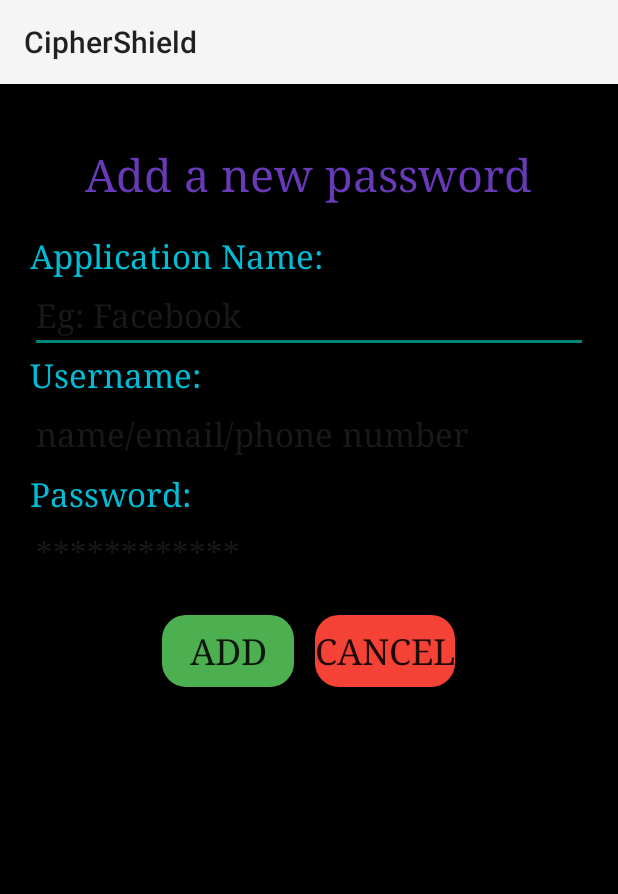
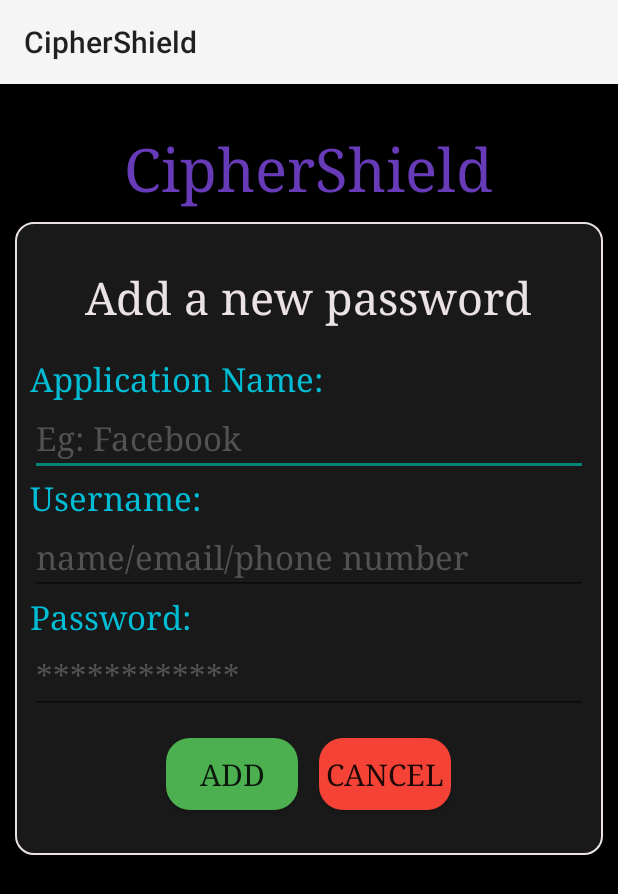
Before and after one commit to babithakur/CipherShield, an Android app: the AddPassword screen opened directly, with no data from a screen before it, on a phone screen of 412 x 824 dp. Shown: the top 894 px of the screen. Run offline under Robolectric (Android 15) with nearby library versions, the phone set to English and light mode, and no system bars.

```diff
--- a/app/src/main/AndroidManifest.xml
+++ b/app/src/main/AndroidManifest.xml
@@ -12,6 +12,9 @@
         android:supportsRtl="true"
         android:theme="@style/Theme.CipherShield"
         tools:targetApi="31">
+        <activity
+            android:name=".ViewPasswords"
+            android:exported="false" />
         <activity
             android:name=".AddPassword"
             android:exported="false" />
--- a/app/src/main/java/com/example/ciphershield/AddPassword.java
+++ b/app/src/main/java/com/example/ciphershield/AddPassword.java
@@ -1,8 +1,13 @@
 package com.example.ciphershield;
 
+import android.content.SharedPreferences;
 import android.os.Bundle;
+import android.view.View;
+import android.widget.Button;
+import android.widget.EditText;
 
 import androidx.activity.EdgeToEdge;
+import androidx.appcompat.app.AlertDialog;
 import androidx.appcompat.app.AppCompatActivity;
 import androidx.core.graphics.Insets;
 import androidx.core.view.ViewCompat;
@@ -14,5 +19,43 @@ public class AddPassword extends AppCompatActivity {
     protected void onCreate(Bundle savedInstanceState) {
         super.onCreate(savedInstanceState);
         setContentView(R.layout.activity_add_password);
+        Button btnAdd = findViewById(R.id.btnAdd);
+        Button btnCancel = findViewById(R.id.btnCancel);
+        EditText appName = findViewById(R.id.applicationName);
+        EditText username = findViewById(R.id.applicationUsername);
+        EditText password = findViewById(R.id.applicationPassword);
+        DbHelper helper = new DbHelper(this);
+        btnCancel.setOnClickListener(new View.OnClickListener(){
+            @Override
+            public void onClick(View view){
+                finish();
+            }
+        });
+        btnAdd.setOnClickListener(new View.OnClickListener() {
+            @Override
+            public void onClick(View v) {
+                String app_name = appName.getText().toString();
+                String uname = username.getText().toString();
+                String passwd = password.getText().toString();
+                AESEncryption encryption = new AESEncryption();
+                String enc_passwd = "";
+                try {
+                    SharedPreferences prefs = getSharedPreferences("auth_prefs", MODE_PRIVATE);
+                    String savedPin = prefs.getString("user_pin", null);
+                    enc_passwd = encryption.encrypt(passwd, "1234");
+                    helper.addPassword(app_name, uname, enc_passwd);
+                    AlertDialog.Builder builder = new AlertDialog.Builder(AddPassword.this);
+                    builder.setTitle("CipherShield");
+                    builder.setMessage("Your password was added!");
+                    builder.setPositiveButton("OK", (dialog, which) -> {
+                        dialog.dismiss();
+                    });
+                    AlertDialog alert = builder.create();
+                    alert.show();
+                }catch (Exception ex){
+                    ex.printStackTrace();
+                }
+            }
+        });
     }
 }
--- a/app/src/main/java/com/example/ciphershield/MainActivity.java
+++ b/app/src/main/java/com/example/ciphershield/MainActivity.java
@@ -47,8 +47,10 @@ public class MainActivity extends AppCompatActivity {
                     if(option.equals("Add new password")){
                         Intent i = new Intent(MainActivity.this, AddPassword.class);
                         startActivity(i);
+                    }else if(option.equals("View passwords")){
+                        Intent i = new Intent(MainActivity.this, ViewPasswords.class);
+                        startActivity(i);
                     }
-
                 }
             });
         }
--- a/app/src/main/res/drawable/grid_item_border.xml
+++ b/app/src/main/res/drawable/grid_item_border.xml
@@ -2,6 +2,6 @@
 <shape xmlns:android="http://schemas.android.com/apk/res/android"
     android:shape="rectangle">
     <solid android:color="#1A1919" />         <!-- This sets the background fill color (black here) -->
-    <stroke android:width="1dp" android:color="#FFFFFF" /> <!-- This defines the border color and width (also black here) -->
+    <stroke android:width="1dp" android:color="#EBE3E3" /> <!-- This defines the border color and width (also black here) -->
     <corners android:radius="12dp" />
 </shape>
--- a/app/src/main/res/layout/activity_add_password.xml
+++ b/app/src/main/res/layout/activity_add_password.xml
@@ -5,7 +5,24 @@
     android:layout_height="match_parent"
     android:orientation="vertical"
     android:background="@color/black"
-    android:padding="20dp">
+    android:paddingTop="20dp">
+    <TextView
+        android:layout_width="wrap_content"
+        android:layout_height="wrap_content"
+        android:text="CipherShield"
+        android:textSize="40sp"
+        android:textFontWeight="300"
+        android:fontFamily="serif"
+        android:layout_gravity="center"
+        android:paddingTop="10dp"
+        android:textColor="@color/purple"/>
+    <LinearLayout
+        android:layout_width="match_parent"
+        android:layout_height="wrap_content"
+        android:orientation="vertical"
+        android:layout_margin="10dp"
+        android:padding="10dp"
+        android:background="@drawable/grid_item_border">
     <TextView
         android:layout_width="wrap_content"
         android:layout_height="wrap_content"
@@ -16,7 +33,7 @@
         android:layout_gravity="center"
         android:paddingTop="20dp"
         android:paddingBottom="20dp"
-        android:textColor="@color/purple"/>
+        android:textColor="@color/white"/>
     <TextView
         android:layout_width="wrap_content"
         android:layout_height="wrap_content"
@@ -32,7 +49,7 @@
         android:hint="Eg: Facebook"
         android:textColor="@color/white"
         android:fontFamily="serif"
-        android:textColorHint="@color/light_black"/>
+        android:textColorHint="@color/hint_color"/>
     <TextView
         android:layout_width="wrap_content"
         android:layout_height="wrap_content"
@@ -47,7 +64,7 @@
         android:textSize="22sp"
         android:hint="name/email/phone number"
         android:textColor="@color/white"
-        android:textColorHint="@color/light_black"
+        android:textColorHint="@color/hint_color"
         android:fontFamily="serif"/>
     <TextView
         android:layout_width="wrap_content"
@@ -62,7 +79,7 @@
         android:id="@+id/applicationPassword"
         android:textSize="22sp"
         android:hint="************"
-        android:textColorHint="@color/light_black"
+        android:textColorHint="@color/hint_color"
         android:textColor="@color/white"
         android:fontFamily="serif"/>
     <LinearLayout
@@ -76,9 +93,10 @@
         android:text="Add"
         android:id="@+id/btnAdd"
         android:fontFamily="serif"
-        android:textSize="24sp"
+        android:textSize="20sp"
         android:layout_marginTop="16dp"
         android:layout_marginRight="14dp"
+        android:layout_marginBottom="20dp"
         android:background="@drawable/ok_button"
         app:backgroundTint="@null"/>
     <Button
@@ -87,9 +105,10 @@
         android:text="Cancel"
         android:id="@+id/btnCancel"
         android:fontFamily="serif"
-        android:textSize="24sp"
+        android:textSize="20sp"
         android:layout_marginTop="16dp"
         app:backgroundTint="@null"
         android:background="@drawable/cancel_button"/>
     </LinearLayout>
+    </LinearLayout>
 </LinearLayout>
--- a/app/src/main/res/values/colors.xml
+++ b/app/src/main/res/values/colors.xml
@@ -1,10 +1,11 @@
 <?xml version="1.0" encoding="utf-8"?>
 <resources>
     <color name="black">#FF000000</color>
-    <color name="white">#FFFFFFFF</color>
+    <color name="white">#EBE3E3</color>
     <color name="blue">#00BCD4</color>
     <color name="green">#4CAF50</color>
     <color name="red">#F44336</color>
     <color name="purple">#673AB7</color>
     <color name="light_black">#1A1919</color>
+    <color name="hint_color">#525254</color>
 </resources>
```
Also changed, not shown: app/src/main/java/com/example/ciphershield/AESEncryption.java (added, +44 -0 lines), app/src/main/java/com/example/ciphershield/ArrayListAdapter.java (added, +36 -0 lines), app/src/main/java/com/example/ciphershield/DbHelper.java (added, +42 -0 lines), app/src/main/java/com/example/ciphershield/ViewPasswords.java (added, +46 -0 lines), app/src/main/res/layout/activity_view_passwords.xml (added, +25 -0 lines), app/src/main/res/layout/passwords_list.xml (added, +106 -0 lines).
